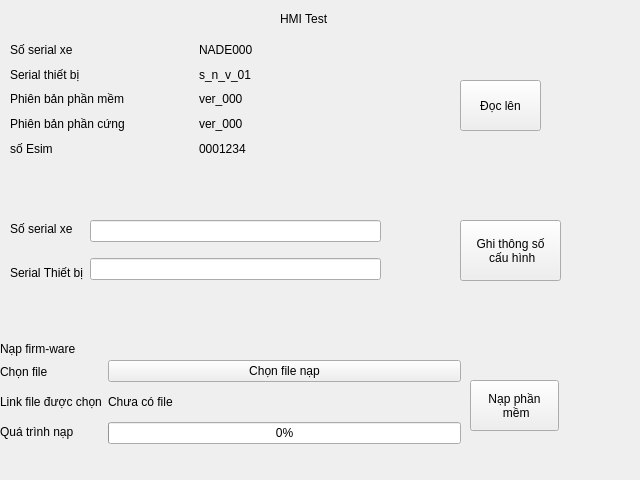
Old version of the form views/hmi.ui in the repository CongPV121/SDT.
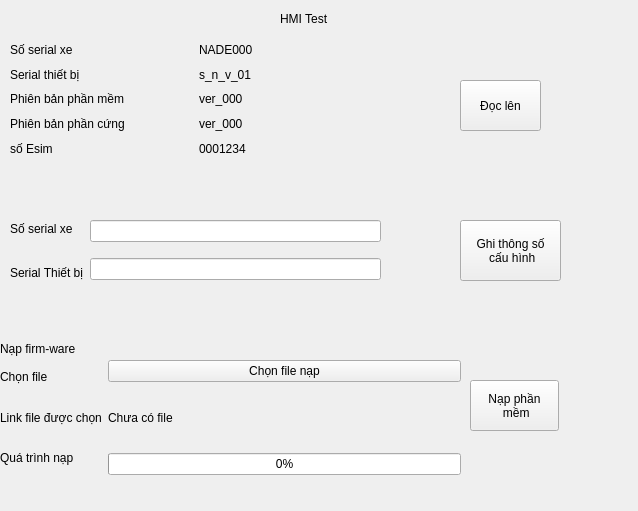
New version of the form.

```diff
--- a/views/hmi.ui
+++ b/views/hmi.ui
@@ -6,8 +6,8 @@
    <rect>
     <x>0</x>
     <y>0</y>
-    <width>640</width>
-    <height>480</height>
+    <width>638</width>
+    <height>511</height>
    </rect>
   </property>
   <property name="windowTitle">
@@ -49,7 +49,7 @@
       <x>0</x>
       <y>360</y>
       <width>461</width>
-      <height>84</height>
+      <height>115</height>
      </rect>
     </property>
     <layout class="QHBoxLayout" name="horizontalLayout">
@@ -101,13 +101,7 @@
         </widget>
        </item>
        <item>
-        <widget class="QProgressBar" name="write_process">
-         <property name="sizePolicy">
-          <sizepolicy hsizetype="Expanding" vsizetype="Fixed">
-           <horstretch>0</horstretch>
-           <verstretch>0</verstretch>
-          </sizepolicy>
-         </property>
+        <widget class="QProgressBar" name="download_process">
          <property name="value">
           <number>0</number>
          </property>
```
